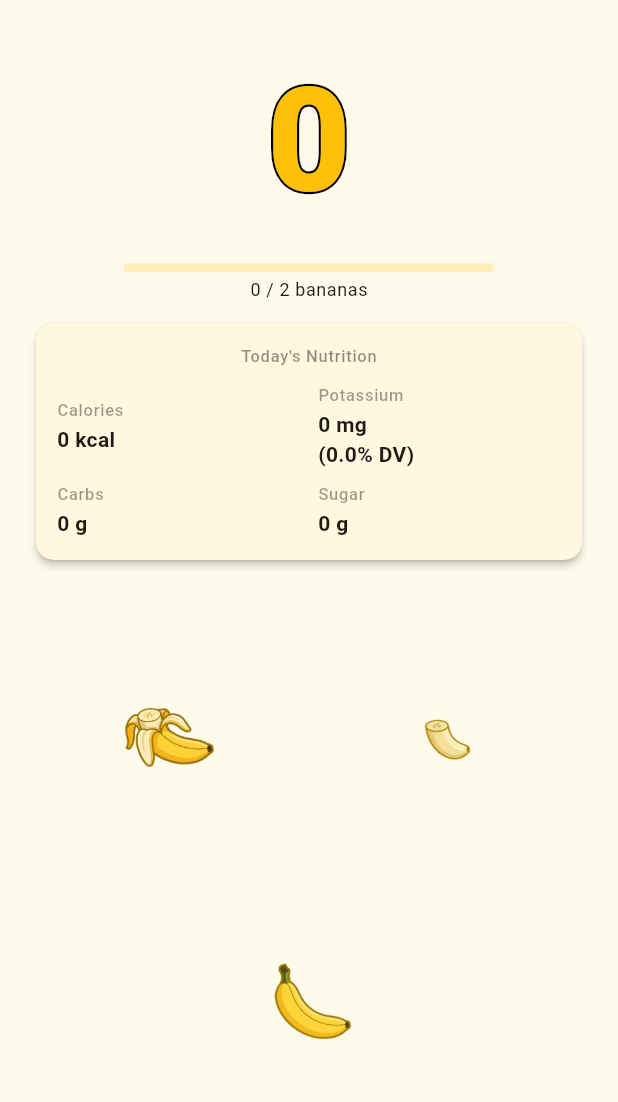
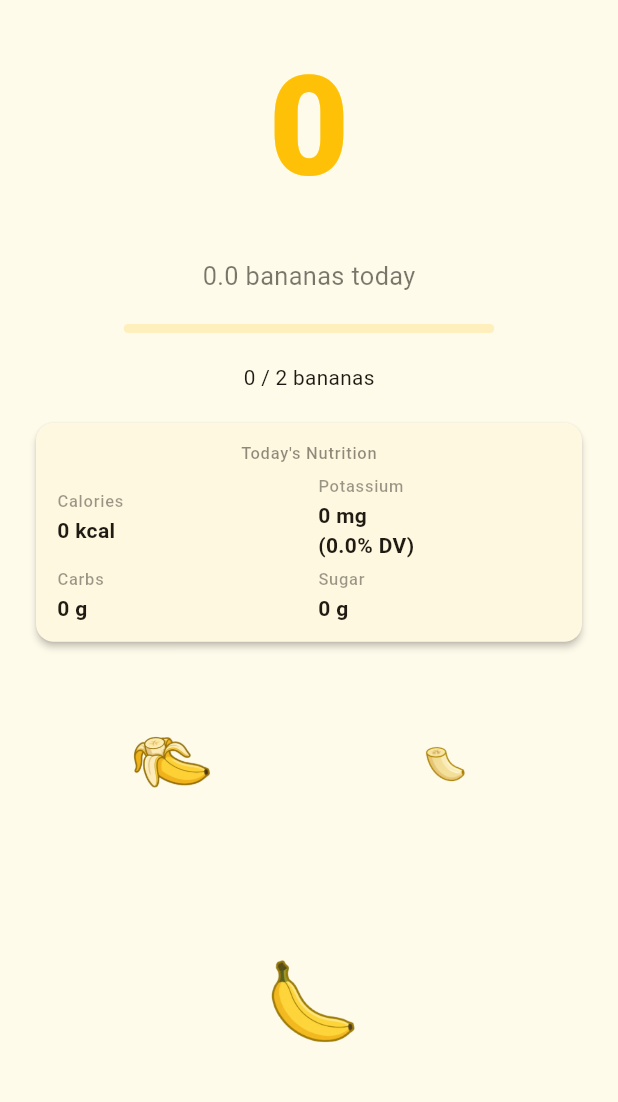
Before and after one commit to jiaQiu9/banana_tracker, a Flutter app: the HomeScreen screen opened by its route, on a phone screen of 412 x 824 dp, the part 84-1186 px from its top. Run offline on Flutter 3.47's test engine with Material 3 defaults, Android fonts, the phone set to English and light mode, and no system bars; our stand-ins replace shared_preferences, sqflite, sqflite_common_ffi; accounts and stored records are empty.

Commit message:
resizing the banana icons in home screen. new release version

```diff
--- a/lib/screens/home_screen.dart
+++ b/lib/screens/home_screen.dart
@@ -1,7 +1,7 @@
 import 'dart:async';
 
 import 'package:flutter/material.dart';
-import '../models/banana_entry.dart';
+
 import '../services/database_service.dart';
 import '../services/nutrition_service.dart';
 import '../services/preferences_service.dart';
@@ -17,7 +17,6 @@ class HomeScreen extends StatefulWidget {
 
 class _HomeScreenState extends State<HomeScreen> {
   double _todayCount = 0.0;
-  List<BananaEntry> _todayTimestamps = [];
   double _dailyGoal = 2.0;
   bool _loading = true;
   String? _error;
@@ -51,11 +50,9 @@ class _HomeScreenState extends State<HomeScreen> {
 
   Future<void> _loadToday() async {
     final count = await widget.db.getTodayCount();
-    final timestamps = await widget.db.getTodayTimestamps();
     if (mounted) {
       setState(() {
         _todayCount = count;
-        _todayTimestamps = timestamps;
         _loading = false;
       });
     }
@@ -64,11 +61,9 @@ class _HomeScreenState extends State<HomeScreen> {
   Future<void> _handleUndo() async {
     await widget.db.undoLastLog();
     final count = await widget.db.getTodayCount();
-    final timestamps = await widget.db.getTodayTimestamps();
     if (mounted) {
       setState(() {
         _todayCount = count;
-        _todayTimestamps = timestamps;
       });
     }
   }
@@ -171,13 +166,11 @@ class _HomeScreenState extends State<HomeScreen> {
     try {
       await widget.db.logBanana(amount);
       final count = await widget.db.getTodayCount();
-      final timestamps = await widget.db.getTodayTimestamps();
 
       if (!mounted) return;
 
       setState(() {
         _todayCount = count;
-        _todayTimestamps = timestamps;
       });
     } catch (e) {
       print('[HomeScreen] Log banana error: $e');
@@ -191,17 +184,86 @@ class _HomeScreenState extends State<HomeScreen> {
     return count.toStringAsFixed(2);
   }
 
-  Widget _buildGoalProgress() {
-    final progress = (_todayCount / _dailyGoal).clamp(0.0, 1.0);
-    final reached = _todayCount >= _dailyGoal;
+  @override
+  Widget build(BuildContext context) {
+    final theme = Theme.of(context);
 
-    return Builder(
-      builder: (context) {
-        final w = MediaQuery.of(context).size.width;
-        final theme = Theme.of(context);
+    return Scaffold(
+      appBar: AppBar(
+        title: const Text('Banana Tracker'),
+        centerTitle: true,
+        actions: [
+          IconButton(
+            icon: const Icon(Icons.settings),
+            tooltip: 'Daily Goal',
+            onPressed: _showGoalDialog,
+          ),
+          IconButton(
+            icon: const Icon(Icons.history),
+            tooltip: 'History',
+            onPressed: () {
+              Navigator.pushNamed(context, '/history');
+            },
+          ),
+        ],
+      ),
+      body: _buildBody(theme),
+    );
+  }
+
+  Widget _buildBody(ThemeData theme) {
+    if (_error != null) {
+      return Center(
+        child: Padding(
+          padding: const EdgeInsets.symmetric(horizontal: 24),
+          child: Text(
+            _error!,
+            textAlign: TextAlign.center,
+            style: theme.textTheme.bodyMedium
+                ?.copyWith(color: theme.colorScheme.error),
+          ),
+        ),
+      );
+    }
+
+    if (_loading) {
+      return const Center(child: CircularProgressIndicator());
+    }
+
+    return LayoutBuilder(
+      builder: (context, constraints) {
+        final h = constraints.maxHeight;
+        final w = constraints.maxWidth;
+        final countText = _formatBananaCount(_todayCount);
+        final progress = (_todayCount / _dailyGoal).clamp(0.0, 1.0);
+        final reached = _todayCount >= _dailyGoal;
+        final goalLabel = reached
+            ? '🎉 Goal reached!'
+            : '${_formatBananaCount(_todayCount)} / ${_formatBananaCount(_dailyGoal)} bananas';
+
         return Column(
-          mainAxisSize: MainAxisSize.min,
+          mainAxisAlignment: MainAxisAlignment.spaceEvenly,
           children: [
+            // 1. Count number
+            Text(
+              countText,
+              style: TextStyle(
+                fontSize: h * 0.12,
+                fontWeight: FontWeight.w800,
+                color: const Color(0xFFFFC107),
+              ),
+            ),
+
+            // 2. "X bananas today" subtitle
+            Text(
+              '$_todayCount bananas today',
+              style: TextStyle(
+                fontSize: h * 0.022,
+                color: theme.colorScheme.onSurface.withValues(alpha: 0.6),
+              ),
+            ),
+
+            // 3. Progress bar
             SizedBox(
               width: w * 0.6,
               child: ClipRRect(
@@ -215,13 +277,56 @@ class _HomeScreenState extends State<HomeScreen> {
                 ),
               ),
             ),
-            const SizedBox(height: 4),
+
+            // 4. "X / Y bananas" label
             Text(
-              reached
-                  ? '🎉 Goal reached!'
-                  : '${_formatBananaCount(_todayCount)} / ${_formatBananaCount(_dailyGoal)} bananas',
-              style: theme.textTheme.bodySmall?.copyWith(
+              goalLabel,
+              style: TextStyle(
+                fontSize: h * 0.018,
                 color: reached ? Colors.green : null,
+              ),
+            ),
+
+            // 5. Nutrition card
+            SizedBox(
+              height: h * 0.19,
+              child: _buildNutritionCard(theme),
+            ),
+
+            // 6. Half + Quarter row
+            Row(
+              mainAxisAlignment: MainAxisAlignment.center,
+              children: [
+                _ScaleTap(
+                  onTap: () => _logBanana(0.5),
+                  child: Image.asset(
+                    'assets/images/half.png',
+                    width: w * 0.30,
+                    height: w * 0.30,
+                    fit: BoxFit.contain,
+                  ),
+                ),
+                SizedBox(width: w * 0.14),
+                _ScaleTap(
+                  onTap: () => _logBanana(0.25),
+                  child: Image.asset(
+                    'assets/images/quarter.png',
+                    width: w * 0.30,
+                    height: w * 0.30,
+                    fit: BoxFit.contain,
+                  ),
+                ),
+              ],
+            ),
+
+            // 7. Full banana
+            _ScaleTap(
+              onTap: () => _logBanana(1.0),
+              child: Image.asset(
+                'assets/images/full.png',
+                width: w * 0.38,
+                height: w * 0.38,
+                fit: BoxFit.contain,
               ),
             ),
           ],
@@ -230,17 +335,17 @@ class _HomeScreenState extends State<HomeScreen> {
     );
   }
 
-  Widget _buildNutritionCard() {
+  Widget _buildNutritionCard(ThemeData theme) {
     final n = _nutrition;
     final percent = _nutritionService.potassiumPercent(n.potassium);
-    final theme = Theme.of(context);
 
     return Card(
       margin: const EdgeInsets.symmetric(horizontal: 24),
       child: Padding(
-        padding: const EdgeInsets.all(14),
+        padding: const EdgeInsets.symmetric(horizontal: 14, vertical: 10),
         child: Column(
           mainAxisSize: MainAxisSize.min,
+          mainAxisAlignment: MainAxisAlignment.center,
           children: [
             Text(
               "Today's Nutrition",
@@ -248,20 +353,32 @@ class _HomeScreenState extends State<HomeScreen> {
                 color: theme.colorScheme.onSurface.withValues(alpha: 0.5),
               ),
             ),
-            const SizedBox(height: 10),
+            const SizedBox(height: 6),
             Row(
               children: [
-                Expanded(child: _nutritionStat('Calories', '${n.calories.toStringAsFixed(0)} kcal')),
+                Expanded(
+                  child: _nutritionStat(
+                      'Calories', '${n.calories.toStringAsFixed(0)} kcal'),
+                ),
                 const SizedBox(width: 12),
-                Expanded(child: _nutritionStat('Potassium', '${n.potassium.toStringAsFixed(0)} mg\n($percent% DV)')),
+                Expanded(
+                  child: _nutritionStat('Potassium',
+                      '${n.potassium.toStringAsFixed(0)} mg\n($percent% DV)'),
+                ),
               ],
             ),
-            const SizedBox(height: 8),
+            const SizedBox(height: 4),
             Row(
               children: [
-                Expanded(child: _nutritionStat('Carbs', '${n.carbs.toStringAsFixed(0)} g')),
+                Expanded(
+                  child: _nutritionStat(
+                      'Carbs', '${n.carbs.toStringAsFixed(0)} g'),
+                ),
                 const SizedBox(width: 12),
-                Expanded(child: _nutritionStat('Sugar', '${n.sugar.toStringAsFixed(0)} g')),
+                Expanded(
+                  child: _nutritionStat(
+                      'Sugar', '${n.sugar.toStringAsFixed(0)} g'),
+                ),
               ],
             ),
           ],
@@ -291,121 +408,6 @@ class _HomeScreenState extends State<HomeScreen> {
           ),
         ),
       ],
-    );
-  }
-
-  Widget _buildOutlinedCount(String text) {
-    return Stack(
-      children: [
-        Text(
-          text,
-          style: TextStyle(
-            fontSize: 96,
-            fontWeight: FontWeight.w800,
-            foreground: Paint()
-              ..style = PaintingStyle.stroke
-              ..strokeWidth = 3
-              ..color = Colors.black,
-          ),
-        ),
-        Text(
-          text,
-          style: const TextStyle(
-            fontSize: 96,
-            fontWeight: FontWeight.w800,
-            color: Color(0xFFFFC107),
-          ),
-        ),
-      ],
-    );
-  }
-
-  @override
-  Widget build(BuildContext context) {
-    final theme = Theme.of(context);
-
-    return Scaffold(
-      appBar: AppBar(
-        title: const Text('Banana Tracker'),
-        centerTitle: true,
-        actions: [
-          IconButton(
-            icon: const Icon(Icons.settings),
-            tooltip: 'Daily Goal',
-            onPressed: _showGoalDialog,
-          ),
-          IconButton(
-            icon: const Icon(Icons.history),
-            tooltip: 'History',
-            onPressed: () {
-              Navigator.pushNamed(context, '/history');
-            },
-          ),
-        ],
-      ),
-      body: Center(
-        child: Column(
-          mainAxisAlignment: MainAxisAlignment.center,
-          crossAxisAlignment: CrossAxisAlignment.center,
-          mainAxisSize: MainAxisSize.min,
-          children: [
-          if (_error != null)
-            Padding(
-              padding: const EdgeInsets.symmetric(horizontal: 24),
-              child: Text(_error!,
-                  textAlign: TextAlign.center,
-                  style: theme.textTheme.bodyMedium
-                      ?.copyWith(color: theme.colorScheme.error)),
-            )
-          else ...[
-            _buildOutlinedCount(
-                _loading ? '...' : _formatBananaCount(_todayCount)),
-            const SizedBox(height: 12),
-            if (!_loading) _buildGoalProgress(),
-            if (!_loading) ...[
-              const SizedBox(height: 14),
-              _buildNutritionCard(),
-            ],
-            const SizedBox(height: 48),
-            Builder(
-              builder: (context) {
-                final w = MediaQuery.of(context).size.width;
-                final iconSize = w * 0.35;
-                return Column(
-                  mainAxisSize: MainAxisSize.min,
-                  children: [
-                    Row(
-                      mainAxisAlignment: MainAxisAlignment.center,
-                      children: [
-                        _ScaleTap(
-                          onTap: () => _logBanana(0.5),
-                          child: Image.asset('assets/images/half.png',
-                              width: iconSize, height: iconSize, fit: BoxFit.contain),
-                        ),
-                        const SizedBox(width: 40),
-                        _ScaleTap(
-                          onTap: () => _logBanana(0.25),
-                          child: Image.asset('assets/images/quarter.png',
-                              width: iconSize, height: iconSize, fit: BoxFit.contain),
-                        ),
-                      ],
-                    ),
-                    const SizedBox(height: 32),
-                    Center(
-                      child: _ScaleTap(
-                        onTap: () => _logBanana(1.0),
-                        child: Image.asset('assets/images/full.png',
-                            width: iconSize, height: iconSize, fit: BoxFit.contain),
-                      ),
-                    ),
-                  ],
-                );
-              },
-            ),
-          ],
-          ],
-        ),
-      ),
     );
   }
 }
--- a/pubspec.yaml
+++ b/pubspec.yaml
@@ -16,7 +16,7 @@ publish_to: 'none' # Remove this line if you wish to publish to pub.dev
 # https://developer.apple.com/library/archive/documentation/General/Reference/InfoPlistKeyReference/Articles/CoreFoundationKeys.html
 # In Windows, build-name is used as the major, minor, and patch parts
 # of the product and file versions while build-number is used as the build suffix.
-version: 1.0.0+1
+version: 1.0.0+2
 
 environment:
   sdk: ^3.11.5
```
